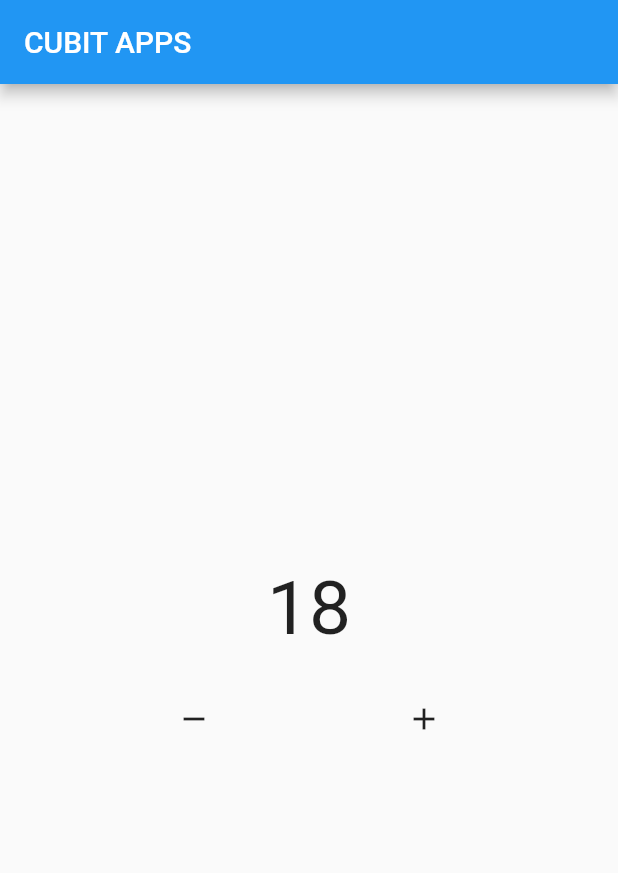
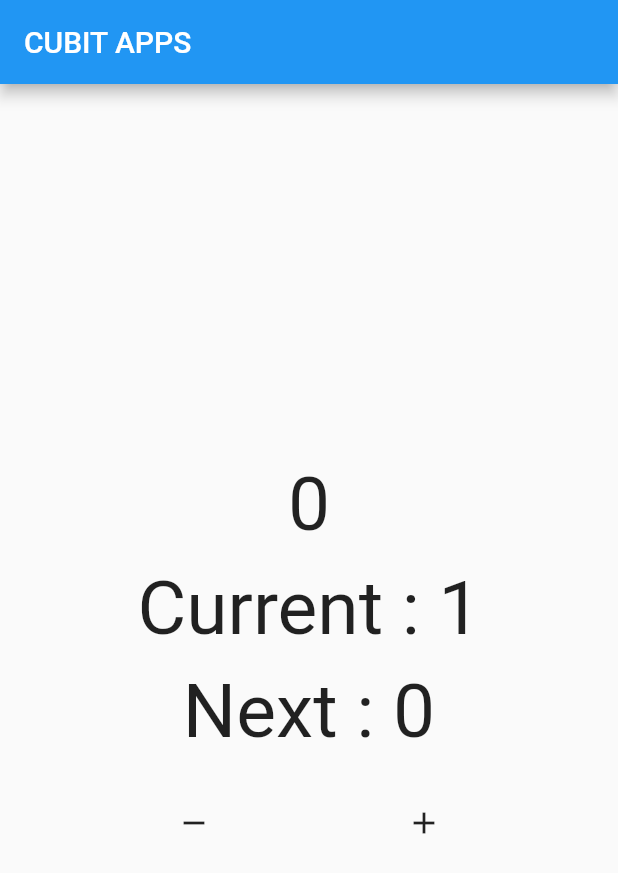
Before and after one commit to AhmadIkbalDjaya/Belajar-Bloc, a Flutter app: the screen it shows after launch, after a tap on the "add" icon, after a tap on the "remove" icon, on a phone screen of 412 x 824 dp. Shown: the top 873 px of the screen. Run offline on Flutter 3.47's test engine with Material 2 defaults, Android fonts, the phone set to English and light mode, and no system bars; our stand-ins replace bloc.

Commit message:
03. Observer Cubit

```diff
--- a/lib/main.dart
+++ b/lib/main.dart
@@ -20,6 +20,9 @@ class CounterCubit extends Cubit<int> {
   CounterCubit({this.inisialData = 0}) : super(inisialData);
 
   int inisialData;
+  int? current;
+  int? next;
+
   void tambahData() {
     emit(state + 1);
   }
@@ -27,10 +30,26 @@ class CounterCubit extends Cubit<int> {
   void kurangData() {
     emit(state - 1);
   }
+
+  // Observer
+  // Fitur Bloc untuk memantau data
+  @override
+  void onChange(Change<int> change) {
+    super.onChange(change);
+    print(change);
+    current = change.currentState;
+    next = change.nextState;
+  }
+
+  @override
+  void onError(Object error, StackTrace stackTrace) {
+    super.onError(error, stackTrace);
+    print(error);
+  }
 }
 
 class HomePage extends StatelessWidget {
-  CounterCubit myCounter = CounterCubit(inisialData: 18);
+  CounterCubit myCounter = CounterCubit();
 
   @override
   Widget build(BuildContext context) {
@@ -46,26 +65,25 @@ class HomePage extends StatelessWidget {
             stream: myCounter.stream,
             builder: (context, snapshot) {
               return Center(
-                child: Text(
-                  "${snapshot.data}",
-                  style: const TextStyle(fontSize: 50),
+                child: Column(
+                  children: [
+                    Text(
+                      "${snapshot.data}",
+                      style: const TextStyle(fontSize: 50),
+                    ),
+                    const SizedBox(height: 10),
+                    Text(
+                      "Current : ${myCounter.current}",
+                      style: const TextStyle(fontSize: 50),
+                    ),
+                    const SizedBox(height: 10),
+                    Text(
+                      "Next : ${myCounter.next}",
+                      style: const TextStyle(fontSize: 50),
+                    ),
+                  ],
                 ),
               );
-              // if (snapshot.connectionState == ConnectionState.waiting) {
-              //   return const Center(
-              //     child: Text(
-              //       "Loading...",
-              //       style: TextStyle(fontSize: 50),
-              //     ),
-              //   );
-              // } else {
-              //   return Center(
-              //     child: Text(
-              //       "${snapshot.data}",
-              //       style: const TextStyle(fontSize: 50),
-              //     ),
-              //   );
-              // }
             },
           ),
           const SizedBox(height: 20),
```
